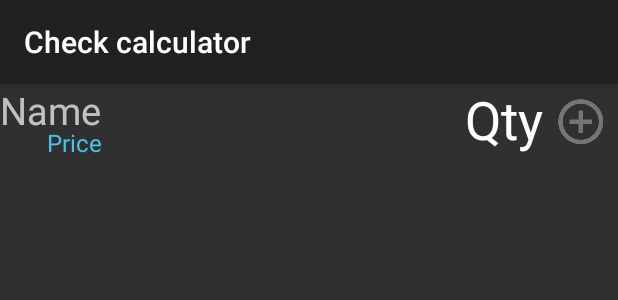
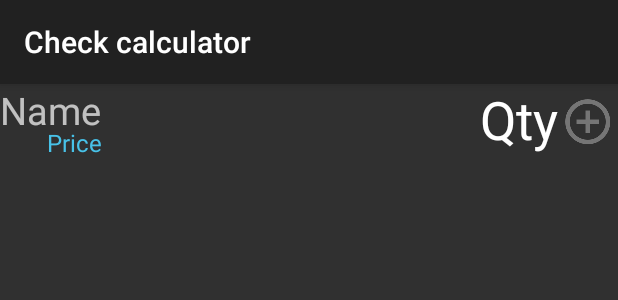
Before and after one commit to sheffsky/CheckCalculator, an Android app: the layout item_view.xml on its own in the app's theme, with its tools: preview values and no code run, on a phone screen of 412 x 824 dp. Shown: the top 300 px of the screen. Run offline under Robolectric (Android 15) with nearby library versions, the phone set to English and light mode, and no system bars.

Commit message:
Interface fixes

```diff
--- a/app/build.gradle
+++ b/app/build.gradle
@@ -8,8 +8,8 @@ android {
         applicationId "ru.sheffsky.calculator"
         minSdkVersion 14
         targetSdkVersion 21
-        versionCode 2
-        versionName "1.1"
+        versionCode 6
+        versionName "1.5"
     }
     buildTypes {
         release {
--- a/app/src/main/res/layout-v21/item_view.xml
+++ b/app/src/main/res/layout-v21/item_view.xml
@@ -2,7 +2,8 @@
 
 
 <RelativeLayout xmlns:android="http://schemas.android.com/apk/res/android"
-    android:orientation="vertical" android:layout_width="match_parent"
+    android:orientation="vertical"
+    android:layout_width="match_parent"
 
     android:layout_height="match_parent"
     android:id="@+id/itemLayout">
@@ -10,13 +11,12 @@
 
     <RelativeLayout
         android:layout_width="fill_parent"
-        android:layout_height="wrap_content"
+        android:layout_height="fill_parent"
         android:id="@+id/relativeLayout"
         android:layout_alignParentTop="true"
         android:layout_alignParentStart="true"
         android:layout_toStartOf="@+id/additionalButtonsLayout"
-        android:onClick="onItemClick"
-        android:background="?android:attr/selectableItemBackground">
+        android:onClick="onItemClick">
 
         <TextView
             android:layout_width="wrap_content"
@@ -53,7 +53,7 @@
             android:descendantFocusability="blocksDescendants"
             android:layout_alignParentRight="true"
             android:layout_alignParentEnd="false"
-            android:background="?android:attr/selectableItemBackground" />
+            android:background="@android:color/transparent" />
 
         <TextView
             android:layout_width="wrap_content"
@@ -71,41 +71,44 @@
 
     <RelativeLayout
         android:layout_width="120dp"
-        android:layout_height="wrap_content"
+        android:layout_height="fill_parent"
         android:id="@+id/additionalButtonsLayout"
         android:layout_alignParentTop="true"
         android:layout_alignParentEnd="true"
-        android:visibility="visible">
+        android:visibility="gone">
 
-    <ImageButton
+        <ImageButton
             android:layout_width="40dp"
             android:layout_height="50dp"
             android:id="@+id/minusButton"
             android:src="@drawable/ic_minus_circle_outline_grey600_36dp"
-            android:background="?android:attr/selectableItemBackground"
+            style="@android:style/Widget.DeviceDefault.Button.Borderless"
             android:onClick="onMinusButtonClick"
             android:layout_alignParentTop="true"
-            android:layout_toStartOf="@+id/editButton" />
+            android:layout_toStartOf="@+id/editButton"
+            android:background="@android:color/transparent" />
 
         <ImageButton
             android:layout_width="40dp"
             android:layout_height="50dp"
             android:id="@+id/editButton"
             android:src="@android:drawable/ic_menu_edit"
-            android:background="?android:attr/selectableItemBackground"
+            style="@android:style/Widget.DeviceDefault.Button.Borderless"
             android:onClick="onEditButtonClick"
             android:layout_alignParentTop="true"
-            android:layout_toStartOf="@+id/deleteButton" />
+            android:layout_toStartOf="@+id/deleteButton"
+            android:background="@android:color/transparent" />
 
         <ImageButton
             android:layout_width="40dp"
             android:layout_height="50dp"
             android:id="@+id/deleteButton"
             android:src="@android:drawable/ic_menu_delete"
-            android:background="?android:attr/selectableItemBackground"
+            style="@android:style/Widget.DeviceDefault.Button.Borderless"
             android:onClick="onDeleteButtonClick"
             android:layout_alignParentTop="true"
-            android:layout_alignParentEnd="true" />
+            android:layout_alignParentEnd="true"
+            android:background="@android:color/transparent" />
 
     </RelativeLayout>
 
--- a/app/src/main/res/layout/item_view.xml
+++ b/app/src/main/res/layout/item_view.xml
@@ -2,9 +2,11 @@
 
 
 <RelativeLayout xmlns:android="http://schemas.android.com/apk/res/android"
-    android:orientation="vertical" android:layout_width="match_parent"
+    android:orientation="vertical"
+    android:layout_width="match_parent"
 
-    android:layout_height="match_parent">
+    android:layout_height="match_parent"
+    android:id="@+id/itemLayout">
 
 
     <RelativeLayout
@@ -15,11 +17,6 @@
         android:layout_alignParentStart="true"
         android:onClick="onItemClick"
         android:layout_toStartOf="@+id/additionalButtonsLayout">
-        <!--
-        android:layout_alignBottom="@+id/plusButton"
-        android:layout_toStartOf="@+id/plusButton"
-        -->
-
 
         <TextView
             android:layout_width="wrap_content"
@@ -48,7 +45,7 @@
             android:layout_alignParentStart="true" />
 
         <ImageButton
-            android:layout_width="50dp"
+            android:layout_width="40dp"
             android:layout_height="50dp"
             android:id="@+id/plusButton"
             android:src="@drawable/ic_plus_circle_outline_grey600_36dp"
@@ -72,7 +69,7 @@
     </RelativeLayout>
 
     <RelativeLayout
-        android:layout_width="160dp"
+        android:layout_width="120dp"
         android:layout_height="fill_parent"
         android:id="@+id/additionalButtonsLayout"
         android:layout_alignParentTop="true"
@@ -80,7 +77,7 @@
         android:visibility="gone">
 
         <ImageButton
-            android:layout_width="50dp"
+            android:layout_width="40dp"
             android:layout_height="50dp"
             android:id="@+id/minusButton"
             android:src="@drawable/ic_minus_circle_outline_grey600_36dp"
@@ -91,7 +88,7 @@
             style="@android:style/Widget.DeviceDefault.Button.Borderless" />
 
         <ImageButton
-            android:layout_width="50dp"
+            android:layout_width="40dp"
             android:layout_height="50dp"
             android:id="@+id/editButton"
             android:src="@android:drawable/ic_menu_edit"
@@ -102,7 +99,7 @@
             style="@android:style/Widget.DeviceDefault.Button.Borderless" />
 
         <ImageButton
-            android:layout_width="50dp"
+            android:layout_width="40dp"
             android:layout_height="50dp"
             android:id="@+id/deleteButton"
             android:src="@android:drawable/ic_menu_delete"
```
Also changed, not shown: app/src/main/AndroidManifest.xml (+2 -9 lines), app/src/main/java/ru/sheffsky/calculator/CustomCursorAdapter.java (+8 -12 lines), app/src/main/java/ru/sheffsky/calculator/MainActivity.java (+45 -14 lines).
